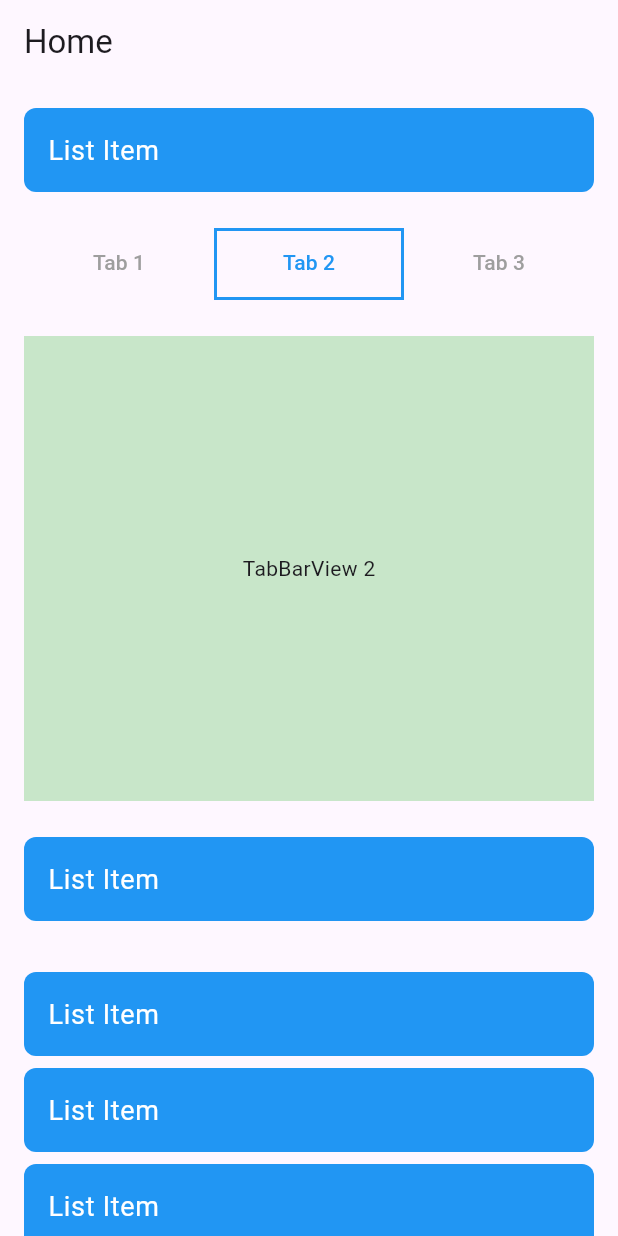
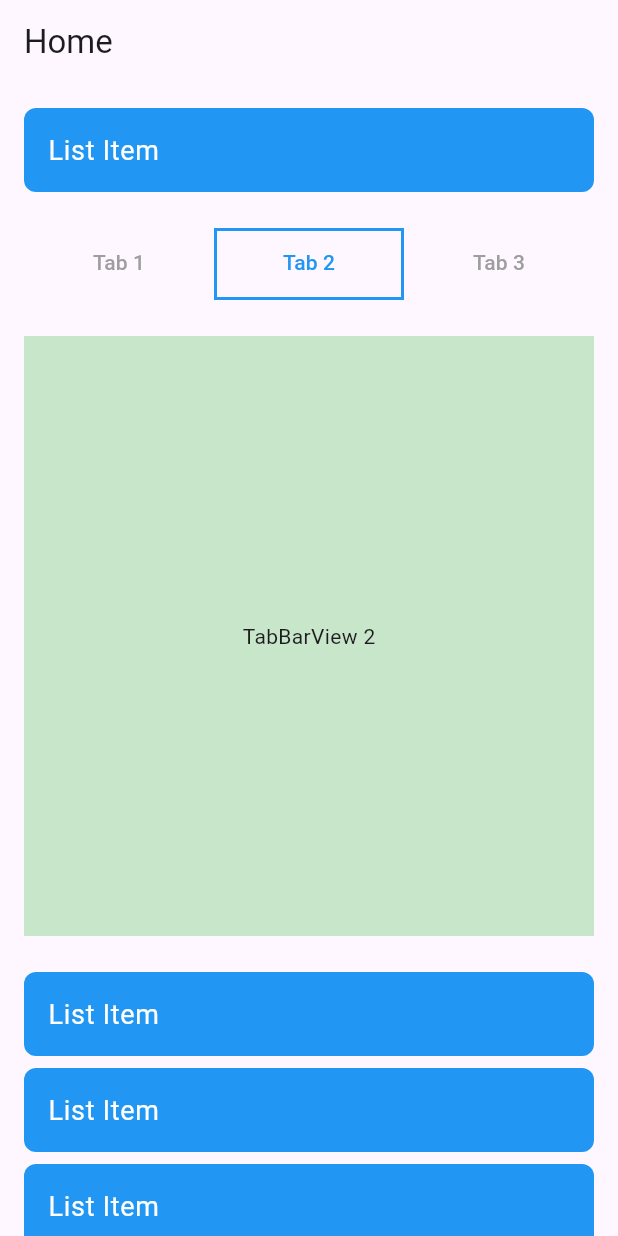
Before and after one commit to ali-xr/neatkid-test, a Flutter app: the screen it shows after launch, tab 2 chosen, on a phone screen of 412 x 824 dp. Run offline on Flutter 3.47's test engine with Material 3 defaults, Android fonts, the phone set to English and light mode, and no system bars.

Commit message:
fix: Scrolling List under TabBarView

```diff
--- a/lib/features/home/presentation/parts/home.dart
+++ b/lib/features/home/presentation/parts/home.dart
@@ -13,7 +13,7 @@ class MyHomePage extends StatelessWidget {
         body: ListView(
           padding: EdgeInsets.all(16),
           children: [
-            ListElement(bottom: 24,),
+            ListElement(bottom: 24),
 
             TabBar(
               labelColor: Colors.blue,
@@ -29,19 +29,7 @@ class MyHomePage extends StatelessWidget {
               child: TabBarView(
                 children: [
                   Container(color: Colors.red.shade100, alignment: Alignment.center, child: Text("TabBarView 1")),
-                  Column(
-                    children: [
-                      Expanded(
-                        child: Container(
-                          color: Colors.green.shade100,
-                          alignment: Alignment.center,
-                          child: Text("TabBarView 2"),
-                        ),
-                      ),
-                      SizedBox(height: 24),
-                      ListElement(bottom: 10,),
-                    ],
-                  ),
+                  Container(color: Colors.green.shade100, alignment: Alignment.center, child: Text("TabBarView 2")),
                   Container(color: Colors.blue.shade100, alignment: Alignment.center, child: Text("TabBarView 3")),
                 ],
               ),
@@ -52,7 +40,7 @@ class MyHomePage extends StatelessWidget {
               shrinkWrap: true,
               itemCount: 20,
               itemBuilder: (context, index) {
-                return ListElement(bottom: 8,);
+                return ListElement(bottom: 8);
               },
             ),
           ],
```
